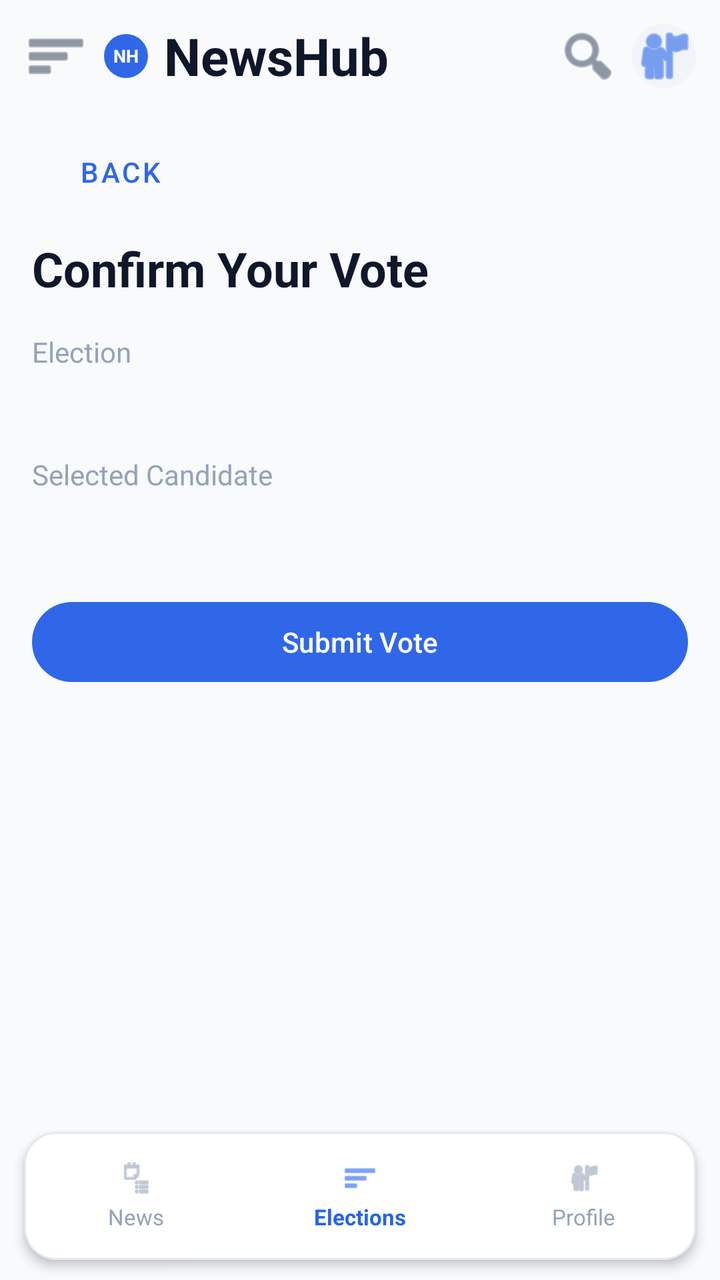
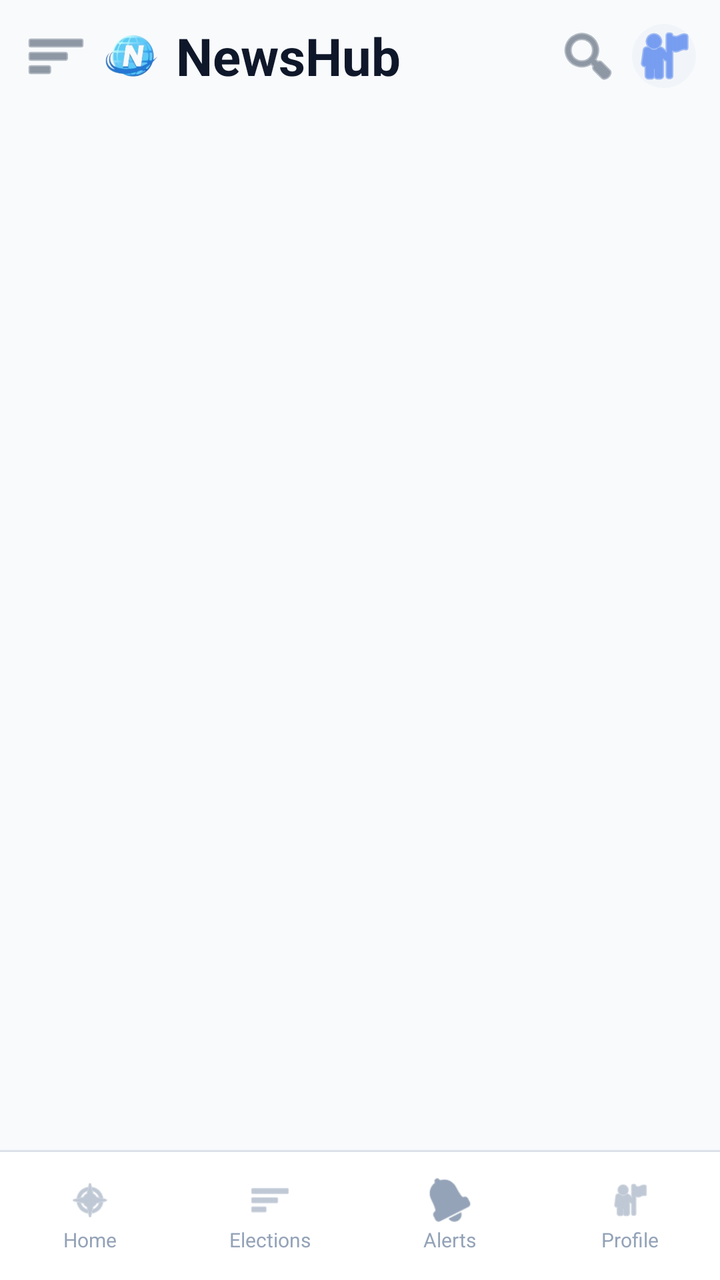

The first picture is an Android layout as it rendered before a commit; the second is the same layout after the commit. The layout source and the unified diff follow.
<!-- AndroidManifest.xml: application theme Theme.NewsHub -->
<!-- res/layout/fragment_vote_confirm.xml -->
<?xml version="1.0" encoding="utf-8"?>
<androidx.constraintlayout.widget.ConstraintLayout xmlns:android="http://schemas.android.com/apk/res/android"
    xmlns:app="http://schemas.android.com/apk/res-auto"
    android:layout_width="match_parent"
    android:layout_height="match_parent"
    android:background="@color/home_background">

    <LinearLayout
        android:id="@+id/top_bar"
        android:layout_width="0dp"
        android:layout_height="56dp"
        android:gravity="center_vertical"
        android:orientation="horizontal"
        android:paddingStart="12dp"
        android:paddingEnd="12dp"
        app:layout_constraintEnd_toEndOf="parent"
        app:layout_constraintStart_toStartOf="parent"
        app:layout_constraintTop_toTopOf="parent">

        <ImageButton
            android:id="@+id/button_menu"
            android:layout_width="32dp"
            android:layout_height="32dp"
            android:background="?attr/selectableItemBackgroundBorderless"
            android:contentDescription="@string/home_menu"
            android:padding="6dp"
            android:src="@android:drawable/ic_menu_sort_by_size"
            app:tint="@color/home_text_secondary" />

        <TextView
            android:layout_width="22dp"
            android:layout_height="22dp"
            android:layout_marginStart="8dp"
            android:background="@drawable/bg_auth_logo"
            android:gravity="center"
            android:text="@string/logo_initials"
            android:textColor="@android:color/white"
            android:textSize="9sp"
            android:textStyle="bold" />

        <TextView
            android:layout_width="wrap_content"
            android:layout_height="wrap_content"
            android:layout_marginStart="8dp"
            android:text="@string/home_brand"
            android:textColor="@color/home_text_primary"
            android:textSize="26sp"
            android:textStyle="bold" />

        <View
            android:layout_width="0dp"
            android:layout_height="0dp"
            android:layout_weight="1" />

        <ImageButton
            android:id="@+id/button_refresh"
            android:layout_width="32dp"
            android:layout_height="32dp"
            android:background="?attr/selectableItemBackgroundBorderless"
            android:contentDescription="@string/news_refresh"
            android:padding="6dp"
            android:src="@android:drawable/ic_menu_search"
            app:tint="@color/home_text_secondary" />

        <ImageButton
            android:id="@+id/button_profile_shortcut"
            android:layout_width="32dp"
            android:layout_height="32dp"
            android:layout_marginStart="6dp"
            android:background="@drawable/bg_home_chip_muted"
            android:contentDescription="@string/home_nav_profile"
            android:padding="6dp"
            android:src="@android:drawable/ic_menu_myplaces"
            app:tint="@color/home_primary" />
    </LinearLayout>

    <androidx.core.widget.NestedScrollView
        android:id="@+id/scroll_content"
        android:layout_width="0dp"
        android:layout_height="0dp"
        android:clipToPadding="false"
        android:paddingStart="16dp"
        android:paddingTop="6dp"
        android:paddingEnd="16dp"
        android:paddingBottom="10dp"
        app:layout_constraintBottom_toTopOf="@id/bottom_nav"
        app:layout_constraintEnd_toEndOf="parent"
        app:layout_constraintStart_toStartOf="parent"
        app:layout_constraintTop_toBottomOf="@id/top_bar">

        <LinearLayout
            android:layout_width="match_parent"
            android:layout_height="wrap_content"
            android:orientation="vertical">

            <com.google.android.material.button.MaterialButton
                android:id="@+id/button_back"
                style="@style/Widget.MaterialComponents.Button.TextButton"
                android:layout_width="wrap_content"
                android:layout_height="wrap_content"
                android:text="@string/common_back" />

            <TextView
                android:id="@+id/text_title"
                android:layout_width="match_parent"
                android:layout_height="wrap_content"
                android:layout_marginTop="8dp"
                android:text="@string/vote_confirm_title"
                android:textColor="@color/home_text_primary"
                android:textSize="24sp"
                android:textStyle="bold" />

            <TextView
                android:id="@+id/text_election_label"
                android:layout_width="wrap_content"
                android:layout_height="wrap_content"
                android:layout_marginTop="16dp"
                android:text="@string/vote_election_label"
                android:textColor="@color/home_muted" />

            <TextView
                android:id="@+id/text_election_name"
                android:layout_width="match_parent"
                android:layout_height="wrap_content"
                android:layout_marginTop="4dp"
                android:textColor="@color/home_text_primary"
                android:textSize="18sp" />

            <TextView
                android:id="@+id/text_candidate_label"
                android:layout_width="wrap_content"
                android:layout_height="wrap_content"
                android:layout_marginTop="14dp"
                android:text="@string/vote_candidate_label"
                android:textColor="@color/home_muted" />

            <TextView
                android:id="@+id/text_candidate_name"
                android:layout_width="match_parent"
                android:layout_height="wrap_content"
                android:layout_marginTop="4dp"
                android:textColor="@color/home_text_primary"
                android:textSize="18sp"
                android:textStyle="bold" />

            <com.google.android.material.button.MaterialButton
                android:id="@+id/button_confirm_vote"
                android:layout_width="match_parent"
                android:layout_height="wrap_content"
                android:layout_marginTop="22dp"
                android:text="@string/vote_confirm_action" />
        </LinearLayout>
    </androidx.core.widget.NestedScrollView>

    <ProgressBar
        android:id="@+id/progress_submit"
        android:layout_width="40dp"
        android:layout_height="40dp"
        android:visibility="gone"
        app:layout_constraintBottom_toBottomOf="@id/scroll_content"
        app:layout_constraintEnd_toEndOf="@id/scroll_content"
        app:layout_constraintStart_toStartOf="@id/scroll_content"
        app:layout_constraintTop_toTopOf="@id/scroll_content" />

    <com.google.android.material.card.MaterialCardView
        android:id="@+id/bottom_nav"
        android:layout_width="0dp"
        android:layout_height="64dp"
        android:layout_marginStart="12dp"
        android:layout_marginEnd="12dp"
        android:layout_marginBottom="10dp"
        app:cardBackgroundColor="@color/home_card_bg"
        app:cardCornerRadius="16dp"
        app:cardElevation="3dp"
        app:layout_constraintBottom_toBottomOf="parent"
        app:layout_constraintEnd_toEndOf="parent"
        app:layout_constraintStart_toStartOf="parent"
        app:strokeColor="@color/home_border"
        app:strokeWidth="1dp">

        <LinearLayout
            android:layout_width="match_parent"
            android:layout_height="match_parent"
            android:gravity="center"
            android:orientation="horizontal">

            <LinearLayout
                android:id="@+id/nav_news"
                android:layout_width="0dp"
                android:layout_height="match_parent"
                android:layout_weight="1"
                android:gravity="center"
                android:orientation="vertical">

                <ImageView
                    android:layout_width="18dp"
                    android:layout_height="18dp"
                    android:src="@android:drawable/ic_menu_agenda"
                    app:tint="@color/home_muted" />

                <TextView
                    android:layout_width="wrap_content"
                    android:layout_height="wrap_content"
                    android:layout_marginTop="3dp"
                    android:text="@string/home_nav_news"
                    android:textColor="@color/home_muted"
                    android:textSize="11sp" />
            </LinearLayout>

            <LinearLayout
                android:id="@+id/nav_elections"
                android:layout_width="0dp"
                android:layout_height="match_parent"
                android:layout_weight="1"
                android:gravity="center"
                android:orientation="vertical">

                <ImageView
                    android:layout_width="18dp"
                    android:layout_height="18dp"
                    android:src="@android:drawable/ic_menu_sort_by_size"
                    app:tint="@color/home_primary" />

                <TextView
                    android:layout_width="wrap_content"
                    android:layout_height="wrap_content"
                    android:layout_marginTop="3dp"
                    android:text="@string/home_nav_elections"
                    android:textColor="@color/home_primary"
                    android:textSize="11sp"
                    android:textStyle="bold" />
            </LinearLayout>

            <LinearLayout
                android:id="@+id/nav_profile"
                android:layout_width="0dp"
                android:layout_height="match_parent"
                android:layout_weight="1"
                android:gravity="center"
                android:orientation="vertical">

                <ImageView
                    android:layout_width="18dp"
                    android:layout_height="18dp"
                    android:src="@android:drawable/ic_menu_myplaces"
                    app:tint="@color/home_muted" />

                <TextView
                    android:layout_width="wrap_content"
                    android:layout_height="wrap_content"
                    android:layout_marginTop="3dp"
                    android:text="@string/home_nav_profile"
                    android:textColor="@color/home_muted"
                    android:textSize="11sp" />
            </LinearLayout>
        </LinearLayout>
    </com.google.android.material.card.MaterialCardView>

</androidx.constraintlayout.widget.ConstraintLayout>
<!-- resources referenced by this layout -->
<resources>
  <color name="home_background">#F8FAFC</color>
  <color name="home_border">#E2E8F0</color>
  <color name="home_card_bg">#FFFFFF</color>
  <color name="home_muted">#94A3B8</color>
  <color name="home_primary">#2563EB</color>
  <color name="home_text_primary">#0F172A</color>
  <color name="home_text_secondary">#475569</color>
  <!-- drawable bg_auth_logo (drawable) -->
  <?xml version="1.0" encoding="utf-8"?>
  <shape xmlns:android="http://schemas.android.com/apk/res/android" android:shape="rectangle">
      <solid android:color="@color/auth_primary" />
      <corners android:radius="14dp" />
  </shape>
  <!-- drawable bg_home_chip_muted (drawable) -->
  <?xml version="1.0" encoding="utf-8"?>
  <shape xmlns:android="http://schemas.android.com/apk/res/android" android:shape="rectangle">
      <solid android:color="#F1F5F9" />
      <corners android:radius="999dp" />
  </shape>
  <string name="common_back">Back</string>
  <string name="home_brand">NewsHub</string>
  <string name="home_menu">Open menu</string>
  <string name="home_nav_elections">Elections</string>
  <string name="home_nav_news">News</string>
  <string name="home_nav_profile">Profile</string>
  <string name="logo_initials">NH</string>
  <string name="news_refresh">Refresh</string>
  <string name="vote_candidate_label">Selected Candidate</string>
  <string name="vote_confirm_action">Submit Vote</string>
  <string name="vote_confirm_title">Confirm Your Vote</string>
  <string name="vote_election_label">Election</string>
  <style name="Theme.NewsHub" parent="Base.Theme.NewsHub" />
  <color name="auth_primary">#2F67E8</color>
  <style name="Base.Theme.NewsHub" parent="Theme.Material3.DayNight.NoActionBar">
          <item name="colorPrimary">@color/auth_primary</item>
          <item name="colorOnPrimary">@android:color/white</item>
          <item name="android:statusBarColor">@color/auth_background</item>
          <item name="android:navigationBarColor">@color/auth_background</item>
      </style>
  <color name="auth_background">#F3F4F6</color>
</resources>

<!-- the commit's change to res/layout/fragment_vote_confirm.xml (unified diff, before → after) -->
@@ -27,16 +27,13 @@
             android:src="@android:drawable/ic_menu_sort_by_size"
             app:tint="@color/home_text_secondary" />
 
-        <TextView
-            android:layout_width="22dp"
-            android:layout_height="22dp"
+        <ImageView
+            android:layout_width="28dp"
+            android:layout_height="28dp"
             android:layout_marginStart="8dp"
-            android:background="@drawable/bg_auth_logo"
-            android:gravity="center"
-            android:text="@string/logo_initials"
-            android:textColor="@android:color/white"
-            android:textSize="9sp"
-            android:textStyle="bold" />
+            android:contentDescription="@string/home_brand"
+            android:scaleType="fitCenter"
+            android:src="@drawable/ic_newshub_logo" />
 
         <TextView
             android:layout_width="wrap_content"
@@ -82,7 +79,7 @@
         android:paddingStart="16dp"
         android:paddingTop="6dp"
         android:paddingEnd="16dp"
-        android:paddingBottom="10dp"
+        android:paddingBottom="72dp"
         app:layout_constraintBottom_toTopOf="@id/bottom_nav"
         app:layout_constraintEnd_toEndOf="parent"
         app:layout_constraintStart_toStartOf="parent"
@@ -162,98 +159,139 @@
         app:layout_constraintStart_toStartOf="@id/scroll_content"
         app:layout_constraintTop_toTopOf="@id/scroll_content" />
 
-    <com.google.android.material.card.MaterialCardView
+    <include
+        android:id="@+id/bottom_nav_bar"
+        layout="@layout/partial_bottom_nav_neutral"
+        android:layout_width="0dp"
+        android:layout_height="wrap_content"
+        app:layout_constraintBottom_toBottomOf="parent"
+        app:layout_constraintEnd_toEndOf="parent"
+        app:layout_constraintStart_toStartOf="parent" />
+
+</androidx.constraintlayout.widget.ConstraintLayout>
+<!-- res/layout/partial_bottom_nav_neutral.xml (included above) -->
+<?xml version="1.0" encoding="utf-8"?>
+<androidx.constraintlayout.widget.ConstraintLayout xmlns:android="http://schemas.android.com/apk/res/android"
+    xmlns:app="http://schemas.android.com/apk/res-auto"
+    android:layout_width="match_parent"
+    android:layout_height="wrap_content">
+
+    <View
+        android:id="@+id/nav_divider"
+        android:layout_width="0dp"
+        android:layout_height="1dp"
+        android:background="@color/home_border"
+        app:layout_constraintEnd_toEndOf="parent"
+        app:layout_constraintStart_toStartOf="parent"
+        app:layout_constraintTop_toTopOf="parent" />
+
+    <LinearLayout
         android:id="@+id/bottom_nav"
         android:layout_width="0dp"
         android:layout_height="64dp"
-        android:layout_marginStart="12dp"
-        android:layout_marginEnd="12dp"
-        android:layout_marginBottom="10dp"
-        app:cardBackgroundColor="@color/home_card_bg"
-        app:cardCornerRadius="16dp"
-        app:cardElevation="3dp"
+        android:background="@color/home_card_bg"
+        android:elevation="4dp"
+        android:orientation="horizontal"
         app:layout_constraintBottom_toBottomOf="parent"
         app:layout_constraintEnd_toEndOf="parent"
         app:layout_constraintStart_toStartOf="parent"
-        app:strokeColor="@color/home_border"
-        app:strokeWidth="1dp">
-
-        <LinearLayout
-            android:layout_width="match_parent"
-            android:layout_height="match_parent"
-            android:gravity="center"
-            android:orientation="horizontal">
-
-            <LinearLayout
-                android:id="@+id/nav_news"
-                android:layout_width="0dp"
-                android:layout_height="match_parent"
-                android:layout_weight="1"
-                android:gravity="center"
-                android:orientation="vertical">
-
-                <ImageView
-                    android:layout_width="18dp"
-                    android:layout_height="18dp"
-                    android:src="@android:drawable/ic_menu_agenda"
-                    app:tint="@color/home_muted" />
-
-                <TextView
-                    android:layout_width="wrap_content"
-                    android:layout_height="wrap_content"
-                    android:layout_marginTop="3dp"
-                    android:text="@string/home_nav_news"
-                    android:textColor="@color/home_muted"
-                    android:textSize="11sp" />
-            </LinearLayout>
-
-            <LinearLayout
-                android:id="@+id/nav_elections"
-                android:layout_width="0dp"
-                android:layout_height="match_parent"
-                android:layout_weight="1"
-                android:gravity="center"
-                android:orientation="vertical">
-
-                <ImageView
-                    android:layout_width="18dp"
-                    android:layout_height="18dp"
-                    android:src="@android:drawable/ic_menu_sort_by_size"
-                    app:tint="@color/home_primary" />
-
-                <TextView
-                    android:layout_width="wrap_content"
-                    android:layout_height="wrap_content"
-                    android:layout_marginTop="3dp"
-                    android:text="@string/home_nav_elections"
-                    android:textColor="@color/home_primary"
-                    android:textSize="11sp"
-                    android:textStyle="bold" />
-            </LinearLayout>
-
-            <LinearLayout
-                android:id="@+id/nav_profile"
-                android:layout_width="0dp"
-                android:layout_height="match_parent"
-                android:layout_weight="1"
-                android:gravity="center"
-                android:orientation="vertical">
-
-                <ImageView
-                    android:layout_width="18dp"
-                    android:layout_height="18dp"
-                    android:src="@android:drawable/ic_menu_myplaces"
-                    app:tint="@color/home_muted" />
-
-                <TextView
-                    android:layout_width="wrap_content"
-                    android:layout_height="wrap_content"
-                    android:layout_marginTop="3dp"
-                    android:text="@string/home_nav_profile"
-                    android:textColor="@color/home_muted"
-                    android:textSize="11sp" />
-            </LinearLayout>
-        </LinearLayout>
-    </com.google.android.material.card.MaterialCardView>
+        app:layout_constraintTop_toBottomOf="@id/nav_divider">
+
+        <LinearLayout
+            android:id="@+id/nav_home"
+            android:layout_width="0dp"
+            android:layout_height="match_parent"
+            android:layout_weight="1"
+            android:gravity="center"
+            android:orientation="vertical"
+            android:padding="4dp">
+
+            <ImageView
+                android:layout_width="22dp"
+                android:layout_height="22dp"
+                android:src="@android:drawable/ic_menu_compass"
+                app:tint="@color/home_muted" />
+
+            <TextView
+                android:layout_width="wrap_content"
+                android:layout_height="wrap_content"
+                android:layout_marginTop="2dp"
+                android:text="@string/home_nav_home"
+                android:textColor="@color/home_muted"
+                android:textSize="10sp" />
+        </LinearLayout>
+
+        <LinearLayout
+            android:id="@+id/nav_elections"
+            android:layout_width="0dp"
+            android:layout_height="match_parent"
+            android:layout_weight="1"
+            android:gravity="center"
+            android:orientation="vertical"
+            android:padding="4dp">
+
+            <ImageView
+                android:layout_width="22dp"
+                android:layout_height="22dp"
+                android:src="@android:drawable/ic_menu_sort_by_size"
+                app:tint="@color/home_muted" />
+
+            <TextView
+                android:layout_width="wrap_content"
+                android:layout_height="wrap_content"
+                android:layout_marginTop="2dp"
+                android:text="@string/home_nav_elections"
+                android:textColor="@color/home_muted"
+                android:textSize="10sp" />
+        </LinearLayout>
+
+        <LinearLayout
+            android:id="@+id/nav_alerts"
+            android:layout_width="0dp"
+            android:layout_height="match_parent"
+            android:layout_weight="1"
+            android:gravity="center"
+            android:orientation="vertical"
+            android:padding="4dp">
+
+            <ImageView
+                android:layout_width="22dp"
+                android:layout_height="22dp"
+                android:src="@android:drawable/ic_popup_reminder"
+                app:tint="@color/home_muted" />
+
+            <TextView
+                android:layout_width="wrap_content"
+                android:layout_height="wrap_content"
+                android:layout_marginTop="2dp"
+                android:text="@string/home_nav_alerts"
+                android:textColor="@color/home_muted"
+                android:textSize="10sp" />
+        </LinearLayout>
+
+        <LinearLayout
+            android:id="@+id/nav_profile"
+            android:layout_width="0dp"
+            android:layout_height="match_parent"
+            android:layout_weight="1"
+            android:gravity="center"
+            android:orientation="vertical"
+            android:padding="4dp">
+
+            <ImageView
+                android:layout_width="22dp"
+                android:layout_height="22dp"
+                android:src="@android:drawable/ic_menu_myplaces"
+                app:tint="@color/home_muted" />
+
+            <TextView
+                android:layout_width="wrap_content"
+                android:layout_height="wrap_content"
+                android:layout_marginTop="2dp"
+                android:text="@string/home_nav_profile"
+                android:textColor="@color/home_muted"
+                android:textSize="10sp" />
+        </LinearLayout>
+    </LinearLayout>
 
 </androidx.constraintlayout.widget.ConstraintLayout>
<!-- resource entries referenced after the edit -->
@@ -7,25 +7,20 @@
   <color name="home_primary">#2563EB</color>
   <color name="home_text_primary">#0F172A</color>
   <color name="home_text_secondary">#475569</color>
-  <!-- drawable bg_auth_logo (drawable) -->
-  <?xml version="1.0" encoding="utf-8"?>
-  <shape xmlns:android="http://schemas.android.com/apk/res/android" android:shape="rectangle">
-      <solid android:color="@color/auth_primary" />
-      <corners android:radius="14dp" />
-  </shape>
   <!-- drawable bg_home_chip_muted (drawable) -->
   <?xml version="1.0" encoding="utf-8"?>
   <shape xmlns:android="http://schemas.android.com/apk/res/android" android:shape="rectangle">
       <solid android:color="#F1F5F9" />
       <corners android:radius="999dp" />
   </shape>
+  <!-- drawable ic_newshub_logo: png bitmap (drawable, 49788 bytes) -->
   <string name="common_back">Back</string>
   <string name="home_brand">NewsHub</string>
   <string name="home_menu">Open menu</string>
+  <string name="home_nav_alerts">Alerts</string>
   <string name="home_nav_elections">Elections</string>
-  <string name="home_nav_news">News</string>
+  <string name="home_nav_home">Home</string>
   <string name="home_nav_profile">Profile</string>
-  <string name="logo_initials">NH</string>
   <string name="news_refresh">Refresh</string>
   <string name="vote_candidate_label">Selected Candidate</string>
   <string name="vote_confirm_action">Submit Vote</string>
